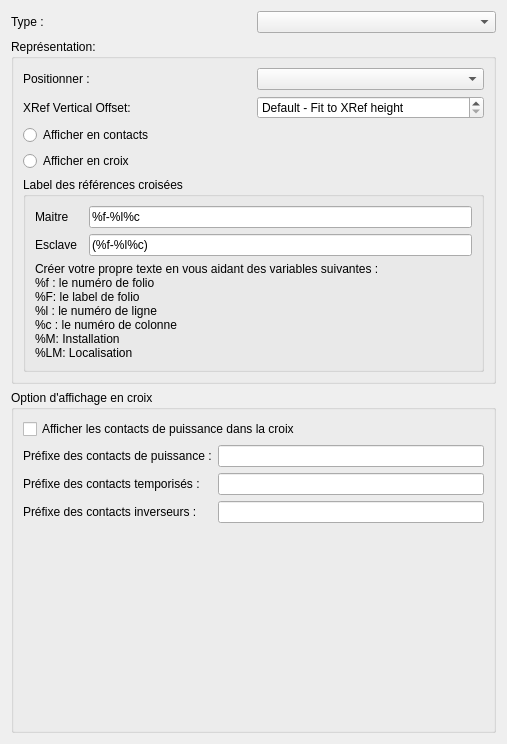
Qt form sources/ui/xrefpropertieswidget.ui (qelectrotech/qelectrotech-source-mirror) before a commit.
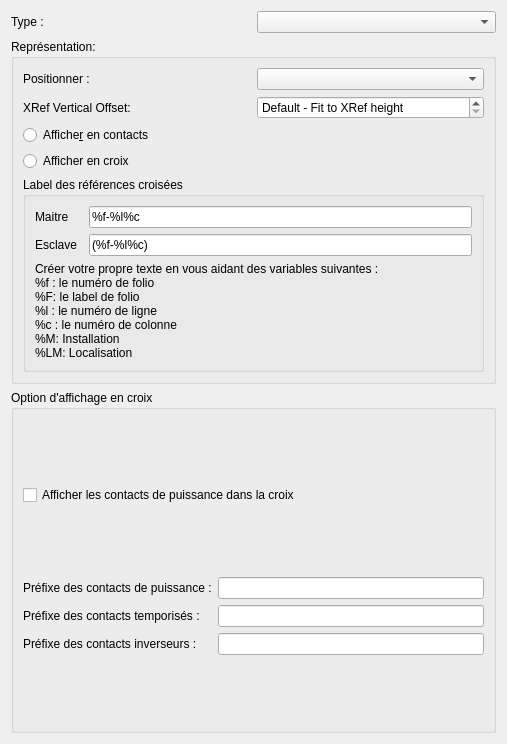
The same form after that commit.

Patch:
```diff
--- a/sources/ui/xrefpropertieswidget.ui
+++ b/sources/ui/xrefpropertieswidget.ui
@@ -103,7 +103,7 @@
           <item>
            <widget class="QRadioButton" name="m_display_has_contacts_rb">
             <property name="text">
-             <string>Afficher en contacts</string>
+             <string>Affiche&amp;r en contacts</string>
             </property>
            </widget>
           </item>
@@ -260,19 +260,6 @@
         </item>
        </layout>
       </item>
-      <item>
-       <spacer name="verticalSpacer">
-        <property name="orientation">
-         <enum>Qt::Vertical</enum>
-        </property>
-        <property name="sizeHint" stdset="0">
-         <size>
-          <width>20</width>
-          <height>40</height>
-         </size>
-        </property>
-       </spacer>
-      </item>
      </layout>
     </widget>
    </item>
```
